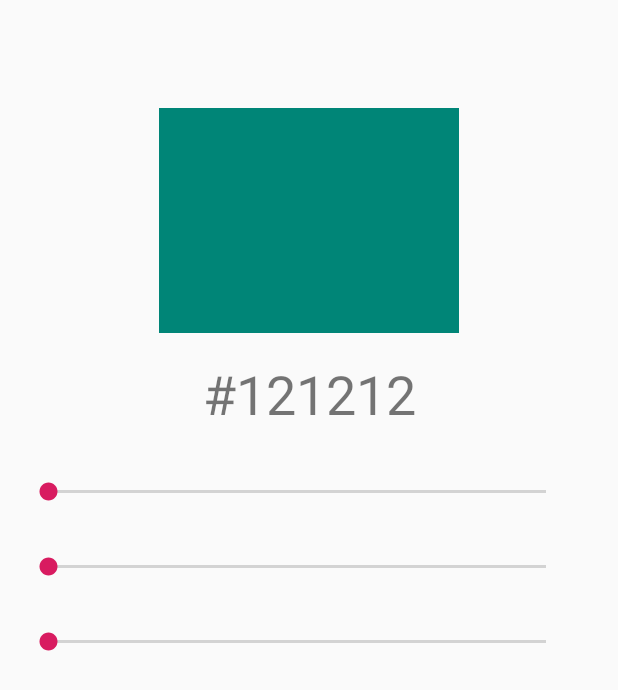
After one commit to ildar2/MySandbox, an Android app: the ColorFragment screen opened through its navigation route, on a phone screen of 412 x 824 dp. The commit adds this screen. Shown: the top 690 px of the screen. Run offline under Robolectric (Android 15) with nearby library versions, the phone set to English and light mode, and no system bars; our stand-ins replace Timber; 4 statements that could not run were skipped.

Commit message:
colorFragment setup

```diff
--- a/app/build.gradle
+++ b/app/build.gradle
@@ -6,7 +6,7 @@ android {
     compileSdkVersion 28
     defaultConfig {
         applicationId "kz.ildar.sandbox"
-        minSdkVersion 15
+        minSdkVersion 21
         targetSdkVersion 28
         versionCode 1
         versionName "1.0"
@@ -52,6 +52,8 @@ dependencies {
 
     //testing
     implementation 'com.android.support:support-v4:28.0.0'
+    implementation 'androidx.legacy:legacy-support-v4:1.0.0-beta01'
+    implementation 'androidx.lifecycle:lifecycle-viewmodel-ktx:2.0.0'
     testImplementation 'junit:junit:4.12'
 
     testImplementation 'org.mockito:mockito-inline:2.23.0'
--- a/app/src/main/java/kz/ildar/sandbox/di/appModule.kt
+++ b/app/src/main/java/kz/ildar/sandbox/di/appModule.kt
@@ -24,6 +24,7 @@ import kz.ildar.sandbox.data.MultiCallRepository
 import kz.ildar.sandbox.data.api.Api
 import kz.ildar.sandbox.ui.main.MainViewModel
 import kz.ildar.sandbox.ui.main.child.ChildViewModel
+import kz.ildar.sandbox.ui.main.color.ColorViewModel
 import kz.ildar.sandbox.ui.main.hello.HelloViewModel
 import kz.ildar.sandbox.ui.main.multiCall.MultiCallViewModel
 import kz.ildar.sandbox.ui.main.motion.MotionViewModel
@@ -53,9 +54,10 @@ val appModule = module {
     viewModel { MainViewModel() }
     viewModel { ChildViewModel(get()) }
     viewModel { HelloViewModel(get()) }
-    viewModel { MultiCallViewModel(get(), get()) }
     viewModel { WebsocketViewModel(get(), get()) }
     viewModel { MotionViewModel() }
+    viewModel { MultiCallViewModel(get(), get()) }
+    viewModel { ColorViewModel() }
 }
 
 const val TIMEOUT = 3L
--- a/app/src/main/java/kz/ildar/sandbox/ui/main/MainFragment.kt
+++ b/app/src/main/java/kz/ildar/sandbox/ui/main/MainFragment.kt
@@ -62,5 +62,7 @@ class MainFragment : Fragment() {
         motionView.setOnClickListener(Navigation.createNavigateOnClickListener(R.id.open_motionFragment))
 
         multiCallView.setOnClickListener(Navigation.createNavigateOnClickListener(R.id.open_multiCallFragment))
+
+        colorView.setOnClickListener(Navigation.createNavigateOnClickListener(R.id.open_colorFragment))
     }
 }
--- /dev/null
+++ b/app/src/main/java/kz/ildar/sandbox/ui/main/color/ColorFragment.kt
@@ -0,0 +1,27 @@
+package kz.ildar.sandbox.ui.main.color
+
+import android.os.Bundle
+import androidx.fragment.app.Fragment
+import android.view.LayoutInflater
+import android.view.View
+import android.view.ViewGroup
+import kz.ildar.sandbox.R
+import org.koin.android.viewmodel.ext.android.getViewModel
+
+class ColorFragment : Fragment() {
+
+    private lateinit var viewModel: ColorViewModel
+
+    override fun onCreateView(
+        inflater: LayoutInflater, container: ViewGroup?,
+        savedInstanceState: Bundle?
+    ): View? {
+        return inflater.inflate(R.layout.fragment_color, container, false)
+    }
+
+    override fun onActivityCreated(savedInstanceState: Bundle?) {
+        super.onActivityCreated(savedInstanceState)
+        viewModel = getViewModel()
+    }
+
+}
--- /dev/null
+++ b/app/src/main/java/kz/ildar/sandbox/ui/main/color/ColorViewModel.kt
@@ -0,0 +1,7 @@
+package kz.ildar.sandbox.ui.main.color
+
+import kz.ildar.sandbox.ui.BaseViewModel
+
+class ColorViewModel : BaseViewModel() {
+    // TODO: Implement the ViewModel
+}
--- /dev/null
+++ b/app/src/main/res/layout/fragment_color.xml
@@ -0,0 +1,104 @@
+<?xml version="1.0" encoding="utf-8"?>
+<androidx.constraintlayout.widget.ConstraintLayout
+    xmlns:android="http://schemas.android.com/apk/res/android"
+    xmlns:tools="http://schemas.android.com/tools"
+    android:layout_width="match_parent"
+    android:layout_height="match_parent"
+    xmlns:app="http://schemas.android.com/apk/res-auto"
+    tools:context=".ui.main.color.ColorFragment">
+
+    <androidx.appcompat.widget.Toolbar
+        android:id="@+id/toolbar"
+        android:layout_width="match_parent"
+        android:layout_height="wrap_content"
+        app:layout_constraintTop_toTopOf="parent"/>
+
+    <ImageView
+        android:id="@+id/colorView"
+        android:layout_width="200dp"
+        android:layout_height="150dp"
+        android:src="@color/colorPrimary"
+        android:layout_marginTop="16dp"
+        app:layout_constraintTop_toBottomOf="@id/toolbar"
+        app:layout_constraintStart_toStartOf="parent"
+        app:layout_constraintEnd_toEndOf="parent"/>
+
+    <TextView
+        android:id="@+id/hexView"
+        android:layout_width="wrap_content"
+        android:layout_height="wrap_content"
+        android:text="#121212"
+        android:layout_marginTop="16dp"
+        android:textSize="36sp"
+        app:layout_constraintTop_toBottomOf="@+id/colorView"
+        app:layout_constraintStart_toStartOf="parent"
+        app:layout_constraintEnd_toEndOf="parent"
+        />
+
+    <SeekBar
+        android:id="@+id/redSeekbar"
+        android:layout_width="0dp"
+        android:layout_height="wrap_content"
+        android:layout_marginTop="32dp"
+        android:layout_marginStart="16dp"
+        android:layout_marginEnd="16dp"
+        android:max="256"
+        app:layout_constraintTop_toBottomOf="@id/hexView"
+        app:layout_constraintStart_toStartOf="parent"
+        app:layout_constraintEnd_toStartOf="@id/redValue"/>
+
+    <TextView
+        android:id="@+id/redValue"
+        android:layout_width="wrap_content"
+        android:layout_height="wrap_content"
+        tools:text="128"
+        android:textSize="24sp"
+        android:layout_marginEnd="16dp"
+        app:layout_constraintBottom_toBottomOf="@id/redSeekbar"
+        app:layout_constraintEnd_toEndOf="parent" />
+
+    <SeekBar
+        android:id="@+id/greenSeekbar"
+        android:layout_width="0dp"
+        android:layout_height="wrap_content"
+        android:layout_marginTop="32dp"
+        android:layout_marginStart="16dp"
+        android:layout_marginEnd="16dp"
+        android:max="256"
+        app:layout_constraintTop_toBottomOf="@id/redSeekbar"
+        app:layout_constraintStart_toStartOf="parent"
+        app:layout_constraintEnd_toStartOf="@id/greenValue"/>
+
+    <TextView
+        android:id="@+id/greenValue"
+        android:layout_width="wrap_content"
+        android:layout_height="wrap_content"
+        tools:text="128"
+        android:textSize="24sp"
+        android:layout_marginEnd="16dp"
+        app:layout_constraintBottom_toBottomOf="@id/greenSeekbar"
+        app:layout_constraintEnd_toEndOf="parent" />
+
+    <SeekBar
+        android:id="@+id/blueSeekbar"
+        android:layout_width="0dp"
+        android:layout_height="wrap_content"
+        android:layout_marginTop="32dp"
+        android:layout_marginStart="16dp"
+        android:layout_marginEnd="16dp"
+        android:max="256"
+        app:layout_constraintTop_toBottomOf="@id/greenSeekbar"
+        app:layout_constraintStart_toStartOf="parent"
+        app:layout_constraintEnd_toStartOf="@id/blueValue"/>
+
+    <TextView
+        android:id="@+id/blueValue"
+        android:layout_width="wrap_content"
+        android:layout_height="wrap_content"
+        tools:text="128"
+        android:textSize="24sp"
+        android:layout_marginEnd="16dp"
+        app:layout_constraintBottom_toBottomOf="@id/blueSeekbar"
+        app:layout_constraintEnd_toEndOf="parent" />
+
+</androidx.constraintlayout.widget.ConstraintLayout>
--- a/app/src/main/res/layout/fragment_main.xml
+++ b/app/src/main/res/layout/fragment_main.xml
@@ -74,4 +74,14 @@
         app:layout_constraintStart_toStartOf="parent"
         app:layout_constraintTop_toBottomOf="@id/motionView" />
 
+    <TextView
+        android:id="@+id/colorView"
+        android:layout_width="match_parent"
+        android:layout_height="wrap_content"
+        android:text="Proceed to Color"
+        android:textSize="20sp"
+        android:padding="12dp"
+        app:layout_constraintStart_toStartOf="parent"
+        app:layout_constraintTop_toBottomOf="@id/multiCallView" />
+
 </androidx.constraintlayout.widget.ConstraintLayout>
--- a/app/src/main/res/navigation/nav_graph.xml
+++ b/app/src/main/res/navigation/nav_graph.xml
@@ -52,6 +52,14 @@
             app:popEnterAnim="@anim/slide_from_left"
             app:popExitAnim="@anim/exit_to_right" />
 
+        <action
+            android:id="@+id/open_colorFragment"
+            app:destination="@id/colorFragment"
+            app:enterAnim="@anim/slide_from_right"
+            app:exitAnim="@anim/exit_to_left"
+            app:popEnterAnim="@anim/slide_from_left"
+            app:popExitAnim="@anim/exit_to_right" />
+
     </fragment>
 
     <fragment
@@ -71,16 +79,22 @@
     </fragment>
 
     <fragment
+        android:id="@+id/helloFragment"
+        android:name="kz.ildar.sandbox.ui.main.hello.HelloFragment"
+        android:label="fragment_hello"
+        tools:layout="@layout/fragment_hello" />
+
+    <fragment
         android:id="@+id/websocketFragment"
         android:name="kz.ildar.sandbox.ui.main.websocket.WebsocketFragment"
         android:label="fragment_websocket"
         tools:layout="@layout/fragment_websocket" />
 
     <fragment
-        android:id="@+id/helloFragment"
-        android:name="kz.ildar.sandbox.ui.main.hello.HelloFragment"
-        android:label="fragment_hello"
-        tools:layout="@layout/fragment_hello" />
+        android:id="@+id/motionFragment"
+        android:name="kz.ildar.sandbox.ui.main.motion.MotionFragment"
+        android:label="fragment_motion"
+        tools:layout="@layout/fragment_motion" />
 
     <fragment
         android:id="@+id/multiCallFragment"
@@ -89,9 +103,9 @@
         tools:layout="@layout/fragment_hello" />
 
     <fragment
-        android:id="@+id/motionFragment"
-        android:name="kz.ildar.sandbox.ui.main.motion.MotionFragment"
-        android:label="fragment_motion"
-        tools:layout="@layout/fragment_motion" />
+        android:id="@+id/colorFragment"
+        android:name="kz.ildar.sandbox.ui.main.color.ColorFragment"
+        android:label="fragment_color"
+        tools:layout="@layout/fragment_color" />
 
 </navigation>
```
